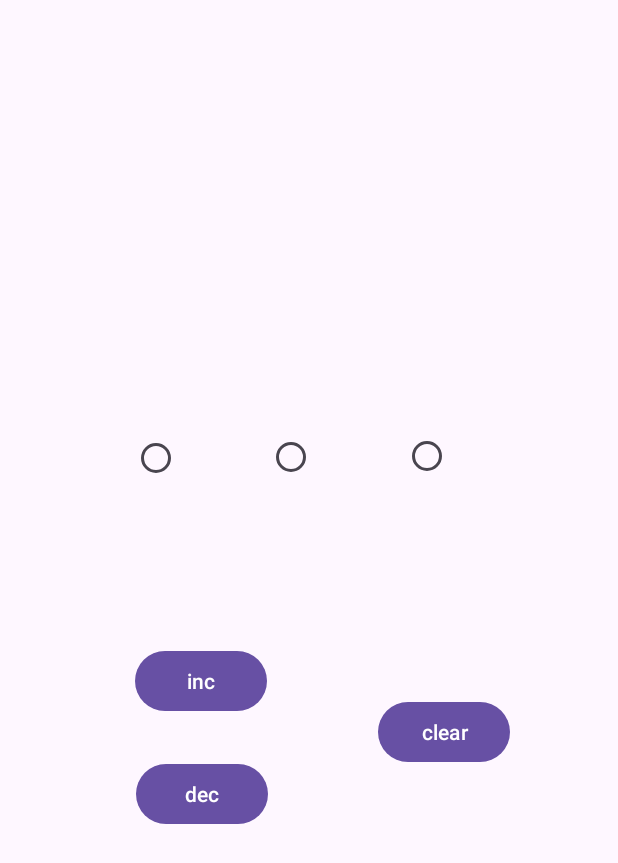
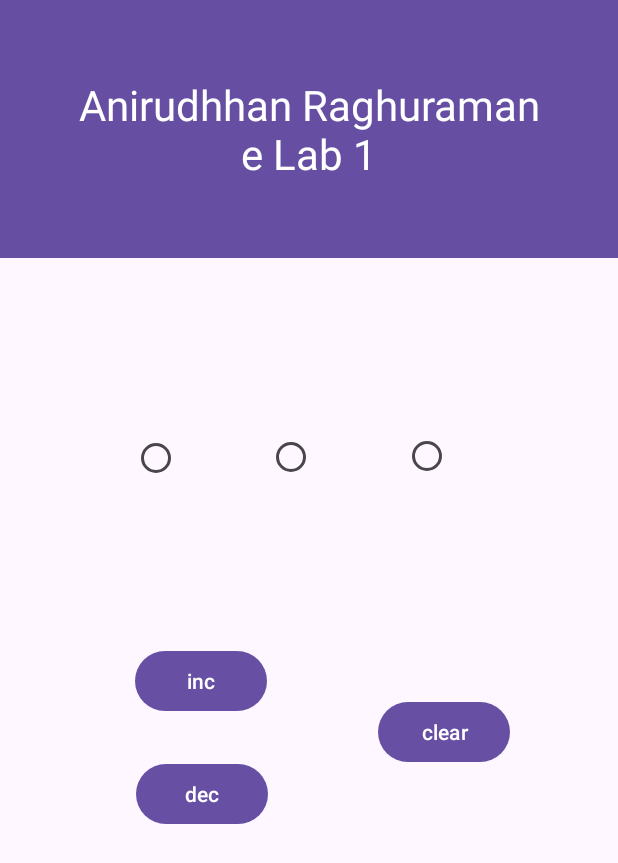
Before and after one commit to Heatwave591/Embedded-Computer-System-App-Development, an Android app: the screen it shows after launch (MainActivity), on a phone screen of 412 x 824 dp. Shown: the top 863 px of the screen. Run offline under Robolectric (Android 15) with nearby library versions, the phone set to English and light mode, and no system bars.

Commit message:
Modified UI
Added a textview to show information in UI as a Banner.

```diff
--- a/lab1/app/src/main/res/layout/activity_main.xml
+++ b/lab1/app/src/main/res/layout/activity_main.xml
@@ -81,4 +81,22 @@
         app:layout_constraintStart_toStartOf="parent"
         app:layout_constraintTop_toTopOf="parent"
         app:layout_constraintVertical_bias="0.651" />
+
+    <TextView
+        android:id="@+id/textView"
+        android:layout_width="416dp"
+        android:layout_height="172dp"
+        android:layout_marginEnd="16dp"
+        android:background="#664FA3"
+        android:gravity="center"
+        android:text="Anirudhhan Raghuraman\ne Lab 1"
+        android:textColor="#FFFFFF"
+        android:textSize="28dp"
+        app:layout_constraintBottom_toBottomOf="parent"
+        app:layout_constraintEnd_toEndOf="parent"
+        app:layout_constraintHorizontal_bias="0.142"
+        app:layout_constraintStart_toStartOf="parent"
+        app:layout_constraintTop_toTopOf="parent"
+        app:layout_constraintVertical_bias="0.0" />
+
 </androidx.constraintlayout.widget.ConstraintLayout>
```
